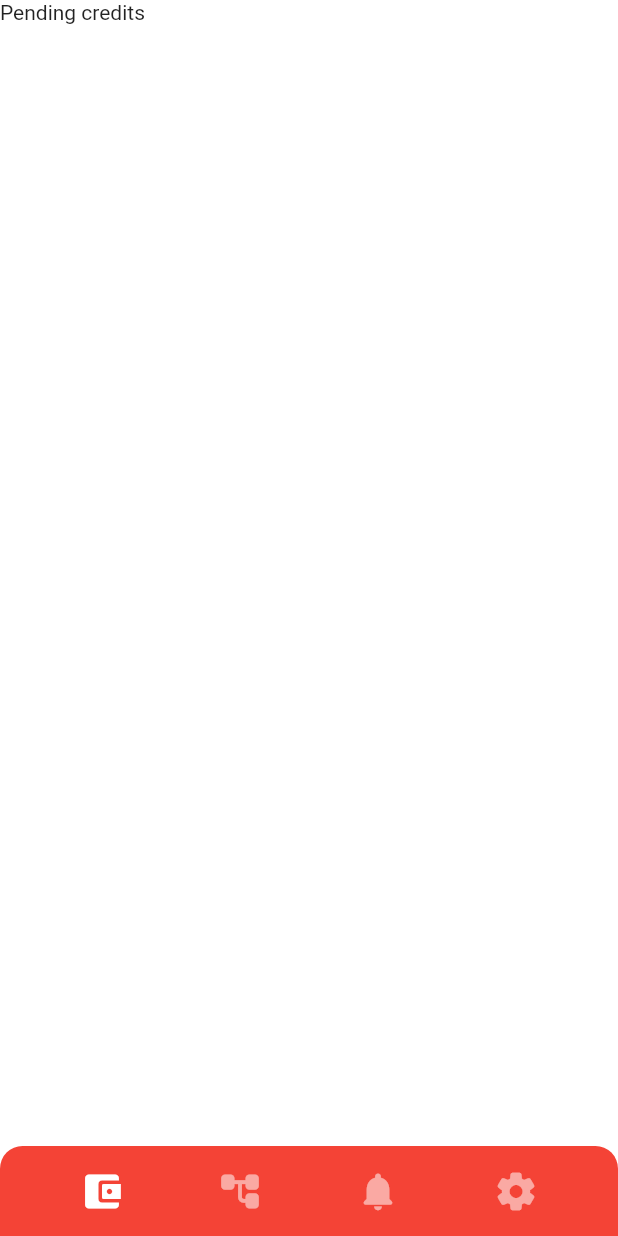
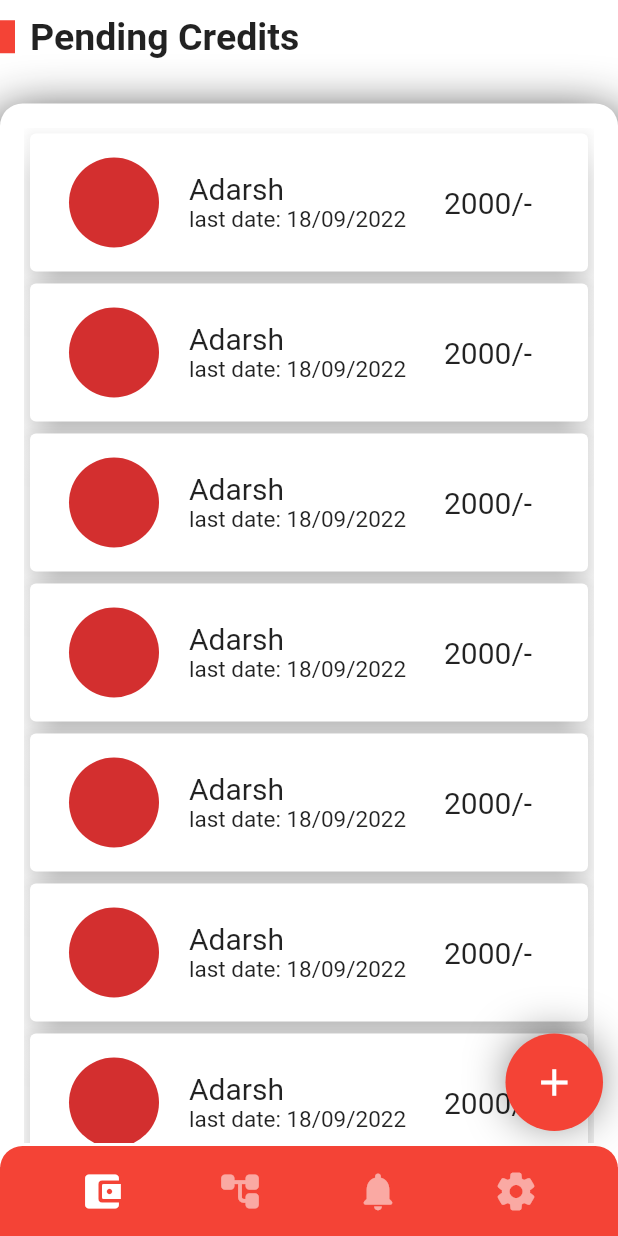
Before and after one commit to aexces/mong, a Flutter app: the screen it shows after launch, on a phone screen of 412 x 824 dp. Run offline on Flutter 3.47's test engine with Material 2 defaults, Android fonts, the phone set to English and light mode, and no system bars; our stand-ins replace auto_route, bloc, flutter_bloc, freezed_annotation, get_it, injectable; Roboto replaces fonts that are missing (UbuntuCondensed).

Commit message:
credits temp ui completed

```diff
--- a/lib/core/constants.dart
+++ b/lib/core/constants.dart
@@ -36,11 +36,13 @@ const kRadius50 = BorderRadius.all(
   Radius.circular(50),
 );
 const kRadius10 = BorderRadius.all(Radius.circular(10));
+const kRadius15 = BorderRadius.all(Radius.circular(15));
+const kRadius20 = BorderRadius.all(Radius.circular(20));
 
 //*Box Shadow
 const kBoxShadow = BoxShadow(
   color: kBlackColor,
-  offset: Offset(0, 0),
+  offset: Offset(0, -2),
   blurRadius: 30.0,
   spreadRadius: -10,
 );
--- a/lib/presentation/pages/credits/pending_credits.dart
+++ b/lib/presentation/pages/credits/pending_credits.dart
@@ -1,13 +1,99 @@
 import 'package:flutter/material.dart';
+import 'package:mong/core/colors.dart';
+import 'package:mong/core/constants.dart';
+
+import '../../widgets/head.dart';
+import '../main/widgets/circular_button.dart';
 
 class PendingCredits extends StatelessWidget {
   const PendingCredits({Key? key}) : super(key: key);
 
   @override
   Widget build(BuildContext context) {
-    return ListView(
-      children: const [
-        Text('Pending credits'),
+    final size = MediaQuery.of(context).size;
+    return Stack(
+      children: [
+        Column(
+          children: [
+            const Head(),
+            kHeight20,
+            Container(
+              height: size.height - 115,
+              padding: const EdgeInsets.all(kDefaultPadding),
+              decoration: const BoxDecoration(
+                  color: kWhiteColor,
+                  borderRadius: kRadiusTL15TR15,
+                  boxShadow: [
+                    BoxShadow(
+                      color: kLightBlackColor,
+                      offset: Offset(0, 12),
+                      blurRadius: 30.0,
+                      spreadRadius: 2,
+                    ),
+                  ]),
+              child: ListView.builder(
+                itemCount: 100,
+                itemBuilder: ((context, index) {
+                  return Card(
+                    elevation: 10,
+                    child: Container(
+                      padding: const EdgeInsets.all(kDefaultPadding),
+                      width: double.infinity,
+                      // height: 80,
+                      decoration: const BoxDecoration(
+                        borderRadius: kRadius20,
+                      ),
+                      child: Row(
+                        mainAxisAlignment: MainAxisAlignment.spaceEvenly,
+                        children: [
+                          kwidth10,
+                          const CircleAvatar(
+                            radius: 30,
+                          ),
+                          kwidth20,
+                          Expanded(
+                            flex: 2,
+                            child: Column(
+                              crossAxisAlignment: CrossAxisAlignment.start,
+                              mainAxisAlignment: MainAxisAlignment.center,
+                              children: const [
+                                Text(
+                                  "Adarsh",
+                                  textAlign: TextAlign.start,
+                                  style: TextStyle(
+                                    fontSize: 20,
+                                  ),
+                                ),
+                                Text(
+                                  "last date: 18/09/2022",
+                                  textAlign: TextAlign.start,
+                                  style: TextStyle(
+                                    fontSize: 15,
+                                  ),
+                                ),
+                              ],
+                            ),
+                          ),
+                          kwidth10,
+                          const Expanded(
+                            child: Text(
+                              "2000/-",
+                              textAlign: TextAlign.start,
+                              style: TextStyle(
+                                fontSize: 20,
+                              ),
+                            ),
+                          ),
+                        ],
+                      ),
+                    ),
+                  );
+                }),
+              ),
+            ),
+          ],
+        ),
+        const CircularButton(),
       ],
     );
   }
--- /dev/null
+++ b/lib/presentation/pages/main/widgets/circular_button.dart
@@ -0,0 +1,34 @@
+import 'package:flutter/material.dart';
+
+import '../../../../core/colors.dart';
+import '../../../../core/constants.dart';
+
+class CircularButton extends StatelessWidget {
+  const CircularButton({
+    Key? key,
+  }) : super(key: key);
+
+  @override
+  Widget build(BuildContext context) {
+    return Positioned(
+      bottom: 70,
+      right: 10,
+      child: Container(
+        width: 65,
+        height: 65,
+        decoration: const BoxDecoration(
+          color: kPrimaryColor,
+          borderRadius: kRadius50,
+          boxShadow: [kBoxShadow],
+        ),
+        child: const Center(
+          child: Icon(
+            Icons.add,
+            color: kWhiteColor,
+            size: 30,
+          ),
+        ),
+      ),
+    );
+  }
+}
--- a/lib/presentation/theme/theme.dart
+++ b/lib/presentation/theme/theme.dart
@@ -5,5 +5,6 @@ import '../../core/colors.dart';
 ThemeData buildLightTheme() {
   return ThemeData(
     scaffoldBackgroundColor: kLightScaffoldBackgroundColor,
+    primarySwatch: kPrimaryColor,
   );
 }
--- /dev/null
+++ b/lib/presentation/widgets/head.dart
@@ -0,0 +1,34 @@
+import 'package:flutter/material.dart';
+
+import '../../core/constants.dart';
+
+class Head extends StatelessWidget {
+  const Head({
+    Key? key,
+  }) : super(key: key);
+
+  @override
+  Widget build(BuildContext context) {
+    return Container(
+      margin: const EdgeInsets.symmetric(vertical: 10),
+      child: Row(
+        children: [
+          Container(
+            width: 10,
+            height: 22,
+            color: Colors.red,
+          ),
+          kwidth10,
+          const Text(
+            "Pending Credits",
+            style: TextStyle(
+              fontSize: 25,
+              fontFamily: "UbuntuCondensed",
+              fontWeight: FontWeight.bold,
+            ),
+          ),
+        ],
+      ),
+    );
+  }
+}
```
